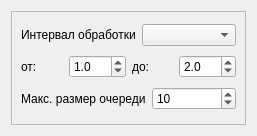
The window that src/reception.ui (LoaDeadd81/BMSTU-VKR) describes before a commit, drawn with Qt 5.
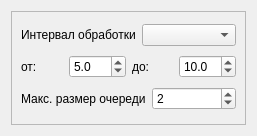
The same window after the commit.

What changed in the file:
```diff
--- a/src/reception.ui
+++ b/src/reception.ui
@@ -55,7 +55,7 @@
            <number>1</number>
           </property>
           <property name="value">
-           <double>1.000000000000000</double>
+           <double>5.000000000000000</double>
           </property>
          </widget>
         </item>
@@ -72,7 +72,7 @@
            <number>1</number>
           </property>
           <property name="value">
-           <double>2.000000000000000</double>
+           <double>10.000000000000000</double>
           </property>
          </widget>
         </item>
@@ -96,7 +96,7 @@
            <number>999</number>
           </property>
           <property name="value">
-           <number>10</number>
+           <number>2</number>
           </property>
          </widget>
         </item>
```
